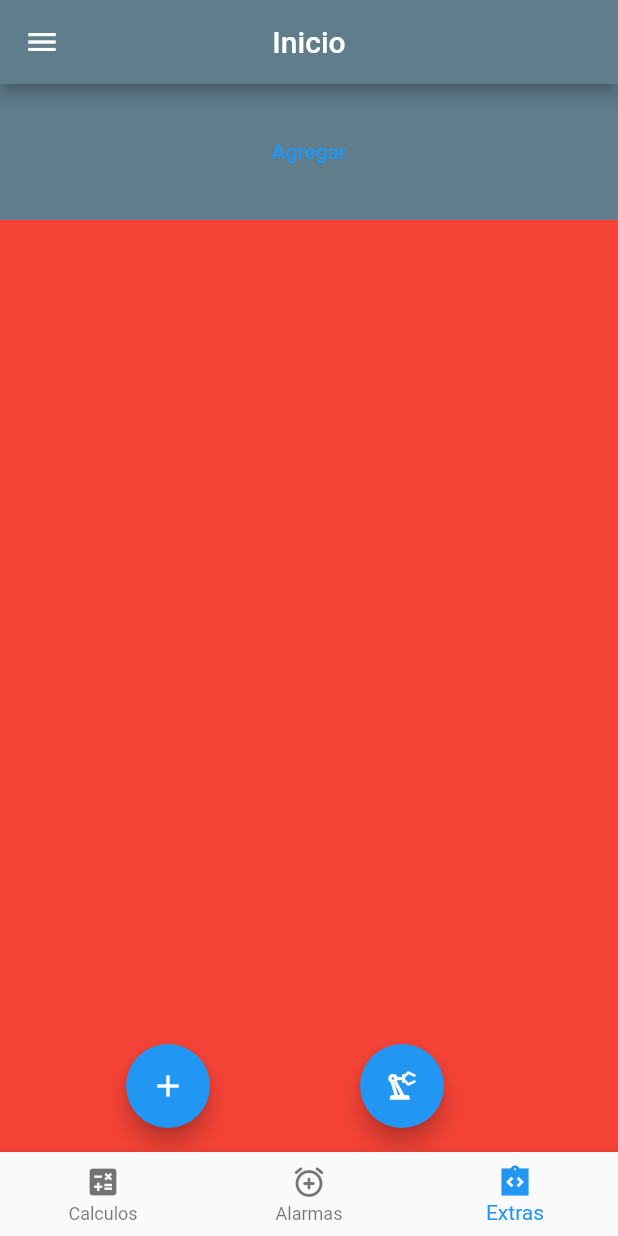
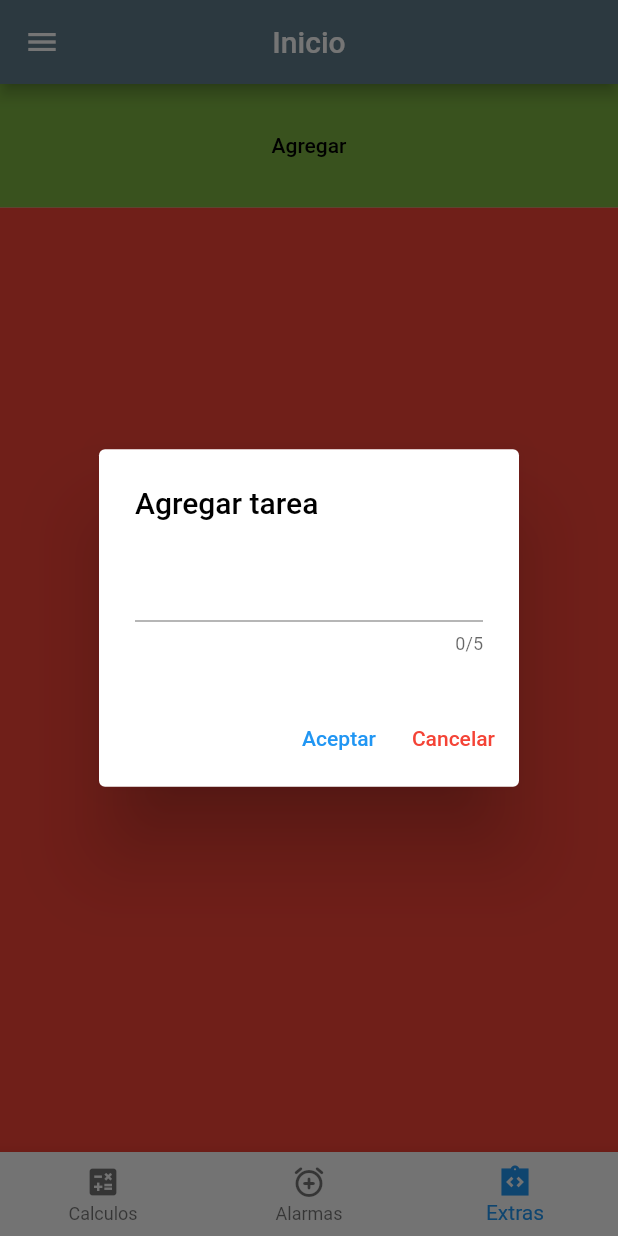
Before and after one commit to SergioK12/Sistema_CAE, a Flutter app: the screen it shows after launch, item 3 of the bottom bar chosen, after a tap on "Agregar", on a phone screen of 412 x 824 dp. Run offline on Flutter 3.47's test engine with Material 2 defaults, Android fonts, the phone set to English and light mode, and no system bars; our stand-ins replace hive, hive_flutter, shared_preferences; accounts and stored records are empty.

Commit message:
Agregado el boton

```diff
--- a/lib/l10n/intl_en.arb
+++ b/lib/l10n/intl_en.arb
@@ -3,5 +3,9 @@
     "Calculations": "Calculations",
     "Alarms": "Alarms",
     "Extras": "Extras",
-    "DarkMode": "Dark mode"
+    "DarkMode": "Dark mode",
+    "Add": "Add",
+    "English":"English",
+    "Spanish": "Spanish"
+
 }
--- a/lib/l10n/intl_es.arb
+++ b/lib/l10n/intl_es.arb
@@ -3,5 +3,8 @@
     "Calculations": "Calculos",
     "Alarms": "Alarmas",
     "Extras": "Extras",
-    "DarkMode": "Modo oscuro"
+    "DarkMode": "Modo oscuro",
+    "Add": "Agregar",
+    "English":"Inglés",
+    "Spanish": "Español"
 }
--- a/lib/modules/extras/views/todo_view.dart
+++ b/lib/modules/extras/views/todo_view.dart
@@ -1,3 +1,4 @@
+import 'package:cae/generated/l10n.dart';
 import 'package:cae/modules/extras/services/hive_service.dart';
 import 'package:cae/modules/settings/theme_provider.dart';
 import 'package:flutter/material.dart';
@@ -10,6 +11,8 @@ class TodoView extends StatelessWidget {
 
   @override
   Widget build(BuildContext context) {
+    final mystyle =  Provider.of<ThemeProvider>(context).temaactual;
+
     final hive = HiveDB();
 
     return Scaffold(
@@ -17,17 +20,45 @@ class TodoView extends StatelessWidget {
           child: Column(
             children: [
               Container(
-                color: Provider.of<ThemeProvider>(context).temaactual.primaryColor,
+                color:
+                    Provider.of<ThemeProvider>(context).temaactual.primaryColorDark,
                 width: double.infinity,
-                height: MediaQuery.of(context).size.height * 0.11,
+                height: MediaQuery.of(context).size.height * 0.10,
                 child:
-                    TextButton(onPressed: () {},
-                     child: const Text("Agregar")),
+                    TextButton(onPressed: () {
+                      showDialog(
+                  context: context,
+                  builder: (context) {
+                    return AlertDialog(
+                      title:  Text("Agregar tarea", style: mystyle.textTheme.titleSmall,),
+                      content: Column(
+                        mainAxisSize: MainAxisSize.min,
+                        children: const [
+                          TextField(
+                            maxLength: 5,
+                          )
+                        ],
+                      ),
+                      actions: [
+                        TextButton(
+                            onPressed: () {
+                            },
+                            child: const Text("Aceptar")),
+                        TextButton(
+                            onPressed: () {
+                               Navigator.pop(context);
+                            }, child: const Text("Cancelar", style: TextStyle(color: Colors.red),),),
+                      ],
+                    );
+                  },
+                );
+
+                    }, child:  Text(S.current.Add.toString(), style: mystyle.textTheme.titleSmall,)),
               ),
               Container(
                 color: Colors.red,
                 width: double.infinity,
-                height: MediaQuery.of(context).size.height * 0.89,
+                height: MediaQuery.of(context).size.height * 0.90,
                 child: FutureBuilder(
                   future: hive.getListTAsk(),
                   builder: (context, snapshot) {
@@ -54,24 +85,8 @@ class TodoView extends StatelessWidget {
             ],
           ),
         ),
-        floatingActionButton: Row(
-          mainAxisAlignment: MainAxisAlignment.spaceEvenly,
-          children: [
-            FloatingActionButton(
-              onPressed: () {
-                Task untask =
-                    Task(description: "Prueba", completed: true, date: "123");
-                HiveDB().guardarTask(untask);
-              },
-              child: const Icon(Icons.add),
-            ),
-            FloatingActionButton(
-              onPressed: ()  {
 
-              },
-              child: const Icon(Icons.precision_manufacturing_outlined),
-            ),
-          ],
-        ));
+
+        );
   }
 }
--- a/lib/ui/styles/themedark.dart
+++ b/lib/ui/styles/themedark.dart
@@ -1,5 +1,11 @@
 import 'package:flutter/material.dart';
 
 var themedatadark = ThemeData.dark().copyWith(
-  primaryColor: Colors.black
+  primaryColor: Colors.black,
+   primaryColorDark: Colors.grey[600],
+   textTheme: const TextTheme(
+    titleSmall: TextStyle(
+      color: Colors.white
+    )
+  )
 );
--- a/lib/ui/styles/themelight.dart
+++ b/lib/ui/styles/themelight.dart
@@ -3,4 +3,15 @@ import 'package:flutter/material.dart';
 var themedatalight = ThemeData.light(
 
 ).copyWith(
-  primaryColor: Colors.blueGrey);
+  primaryColor: Colors.blueGrey,
+
+  primaryColorDark: Colors.lightGreen[600],
+
+  textTheme: const TextTheme(
+    titleSmall: TextStyle(
+      color: Colors.black
+    ),
+
+  )
+
+);
--- a/lib/ui/widgets/drawer.dart
+++ b/lib/ui/widgets/drawer.dart
@@ -16,6 +16,7 @@ class DrawerApp extends StatefulWidget {
 class _DrawerAppState extends State<DrawerApp> {
   @override
   Widget build(BuildContext context) {
+    final mystyle =  Provider.of<ThemeProvider>(context).temaactual;
     return Drawer(
       child: Center(
         child: Column(
@@ -24,10 +25,10 @@ class _DrawerAppState extends State<DrawerApp> {
             const SwitchDarkMode(),
             Row(
               mainAxisAlignment: MainAxisAlignment.spaceAround,
-              children: const [
-                Text("Inglés"),
-                SwitchLanguage(),
-                Text("Español"),
+              children:  [
+                Text(S.current.English.toString(),style: mystyle.textTheme.titleSmall),
+                const SwitchLanguage(),
+                Text(S.current.Spanish.toString(),style: mystyle.textTheme.titleSmall),
               ],
             )
           ],
@@ -71,9 +72,11 @@ class SwitchDarkMode extends StatefulWidget {
 class _SwitchDarkModeState extends State<SwitchDarkMode> {
   @override
   Widget build(BuildContext context) {
+    final mystyle =  Provider.of<ThemeProvider>(context).temaactual;
+
     return SwitchListTile(
         value: Preferencias.getIsDarkMode,
-        title: Text(S.current.DarkMode.toString()),
+        title: Text(S.current.DarkMode.toString(), style: mystyle.textTheme.titleSmall),
         onChanged: (value) {
           Preferencias.setIsdarkmode = value;
           final themeprovider = Provider.of<ThemeProvider>(context, listen: false);
```
Also changed, not shown: lib/generated/intl/messages_en.dart, lib/generated/intl/messages_es.dart, lib/generated/l10n.dart.
